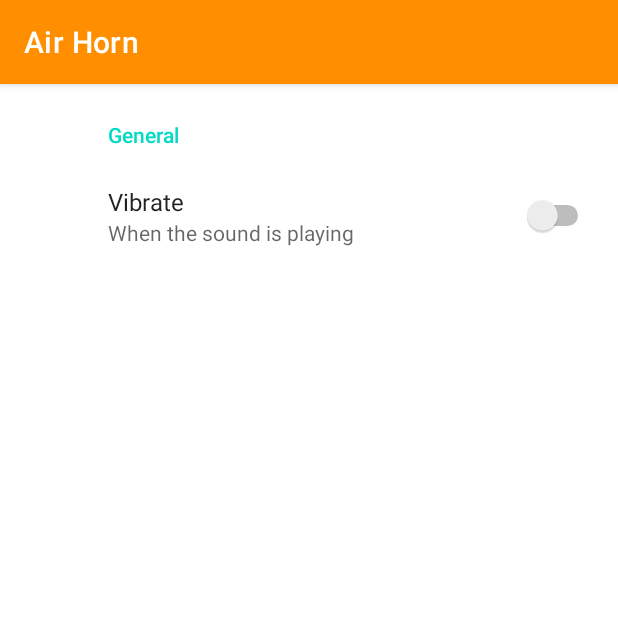
After one commit to Helaluzzaman/AirHorn, an Android app: the SettingsFragment screen opened through its navigation route, on a phone screen of 412 x 824 dp, the top half of it. The commit adds this screen. Run offline under Robolectric (Android 15) with nearby library versions, the light colour scheme and no system bars; our stand-ins replace androidx.preference.

Commit message:
material top bar added

```diff
--- a/app/build.gradle
+++ b/app/build.gradle
@@ -40,6 +40,7 @@ dependencies {
     implementation 'androidx.navigation:navigation-fragment-ktx:2.3.5'
     implementation 'androidx.navigation:navigation-ui-ktx:2.3.5'
     implementation 'androidx.legacy:legacy-support-v4:1.0.0'
+    implementation 'androidx.preference:preference:1.1.1'
     testImplementation 'junit:junit:4.+'
     androidTestImplementation 'androidx.test.ext:junit:1.1.3'
     androidTestImplementation 'androidx.test.espresso:espresso-core:3.4.0'
--- a/app/src/main/java/com/hbsoft/airhorn/MainActivity.kt
+++ b/app/src/main/java/com/hbsoft/airhorn/MainActivity.kt
@@ -2,13 +2,14 @@ package com.hbsoft.airhorn
 
 import androidx.appcompat.app.AppCompatActivity
 import android.os.Bundle
-import android.os.Vibrator
+import androidx.appcompat.widget.Toolbar
 
 class MainActivity : AppCompatActivity() {
+    lateinit var toolbar: Toolbar
     override fun onCreate(savedInstanceState: Bundle?) {
         super.onCreate(savedInstanceState)
         setContentView(R.layout.activity_main)
-        val vibrator = getSystemService(VIBRATOR_SERVICE) as Vibrator
-
+        toolbar = findViewById(R.id.topAppBar)
+        setSupportActionBar(toolbar)
     }
 }
--- /dev/null
+++ b/app/src/main/java/com/hbsoft/airhorn/fragments/SettingsFragment.kt
@@ -0,0 +1,12 @@
+package com.hbsoft.airhorn.fragments
+
+import android.os.Bundle
+import androidx.preference.PreferenceFragmentCompat
+import com.hbsoft.airhorn.R
+
+class SettingsFragment : PreferenceFragmentCompat() {
+
+    override fun onCreatePreferences(savedInstanceState: Bundle?, rootKey: String?) {
+        setPreferencesFromResource(R.xml.root_preferences, rootKey)
+    }
+}
--- a/app/src/main/res/layout/activity_main.xml
+++ b/app/src/main/res/layout/activity_main.xml
@@ -3,11 +3,21 @@
     xmlns:app="http://schemas.android.com/apk/res-auto"
     xmlns:tools="http://schemas.android.com/tools"
     android:layout_width="match_parent"
+    android:orientation="vertical"
     android:layout_height="match_parent"
     tools:context=".MainActivity">
+    <com.google.android.material.appbar.AppBarLayout
+        android:layout_width="match_parent"
+        android:layout_height="wrap_content">
 
-
-
+        <com.google.android.material.appbar.MaterialToolbar
+            android:id="@+id/topAppBar"
+            android:layout_width="match_parent"
+            android:layout_height="?attr/actionBarSize"
+            app:title="@string/page_title"
+            style="@style/Widget.MaterialComponents.Toolbar.Primary"
+            />
+    </com.google.android.material.appbar.AppBarLayout>
     <androidx.fragment.app.FragmentContainerView
         android:id="@+id/fragmentContainerView"
         android:name="androidx.navigation.fragment.NavHostFragment"
--- a/app/src/main/res/navigation/navigation.xml
+++ b/app/src/main/res/navigation/navigation.xml
@@ -10,4 +10,8 @@
         android:name="com.hbsoft.airhorn.fragments.HomeFragment"
         android:label="fragment_home"
         tools:layout="@layout/fragment_home" />
+    <fragment
+        android:id="@+id/settingsFragment"
+        android:name="com.hbsoft.airhorn.fragments.SettingsFragment"
+        android:label="SettingsFragment" />
 </navigation>
--- a/app/src/main/res/values-night/themes.xml
+++ b/app/src/main/res/values-night/themes.xml
@@ -1,6 +1,6 @@
 <resources xmlns:tools="http://schemas.android.com/tools">
     <!-- Base application theme. -->
-    <style name="Theme.AirHorn" parent="Theme.MaterialComponents.DayNight.DarkActionBar">
+    <style name="Theme.AirHorn" parent="Theme.MaterialComponents.DayNight.NoActionBar">
         <!-- Primary brand color. -->
         <item name="colorPrimary">@color/purple_200</item>
         <item name="colorPrimaryVariant">@color/purple_700</item>
--- /dev/null
+++ b/app/src/main/res/values/arrays.xml
@@ -0,0 +1,12 @@
+<resources>
+    <!-- Reply Preference -->
+    <string-array name="reply_entries">
+        <item>Reply</item>
+        <item>Reply to all</item>
+    </string-array>
+
+    <string-array name="reply_values">
+        <item>reply</item>
+        <item>reply_all</item>
+    </string-array>
+</resources>
--- a/app/src/main/res/values/strings.xml
+++ b/app/src/main/res/values/strings.xml
@@ -1,5 +1,9 @@
 <resources>
     <string name="app_name">Air Horn</string>
+    <string name="general_header">General</string>
+    <string name="vibrate_summery">When the sound is playing</string>
+    <string name="page_title">Air Horn</string>
     <!-- TODO: Remove or change this placeholder text -->
-    <string name="hello_blank_fragment">Hello blank fragment</string>
+
+
 </resources>
--- a/app/src/main/res/values/themes.xml
+++ b/app/src/main/res/values/themes.xml
@@ -1,6 +1,6 @@
 <resources xmlns:tools="http://schemas.android.com/tools">
     <!-- Base application theme. -->
-    <style name="Theme.AirHorn" parent="Theme.MaterialComponents.DayNight.DarkActionBar">
+    <style name="Theme.AirHorn" parent="Theme.MaterialComponents.DayNight.NoActionBar">
         <!-- Primary brand color. -->
         <item name="colorPrimary">@color/brand_primary</item>
         <item name="colorPrimaryVariant">@color/brand_primary_variant</item>
--- /dev/null
+++ b/app/src/main/res/xml/root_preferences.xml
@@ -0,0 +1,11 @@
+<PreferenceScreen xmlns:app="http://schemas.android.com/apk/res-auto">
+
+    <PreferenceCategory app:title="@string/general_header">
+
+        <SwitchPreference
+            app:key="vibrate"
+            app:title="Vibrate"
+            app:summary="@string/vibrate_summery" />
+    </PreferenceCategory>
+
+</PreferenceScreen>
```
Also changed, not shown: app/src/main/res/drawable-hdpi/pressed.png (deleted).
